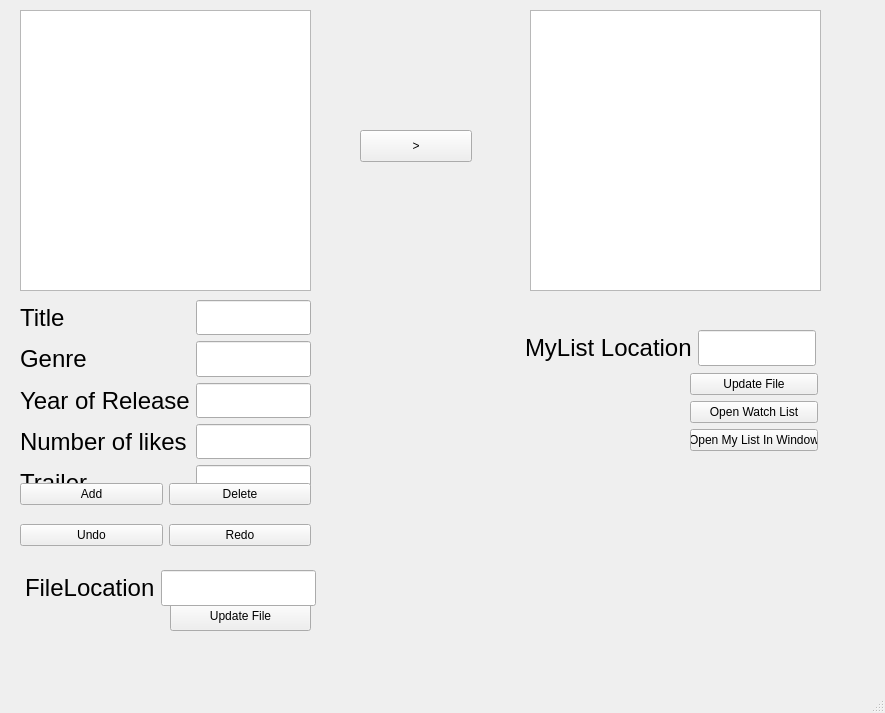
First picture: the form in Semester 2/OOP/Lab 12 final/Lab12/Lab12.ui, repository donpaul999/Assignments_UBB, before the edit.
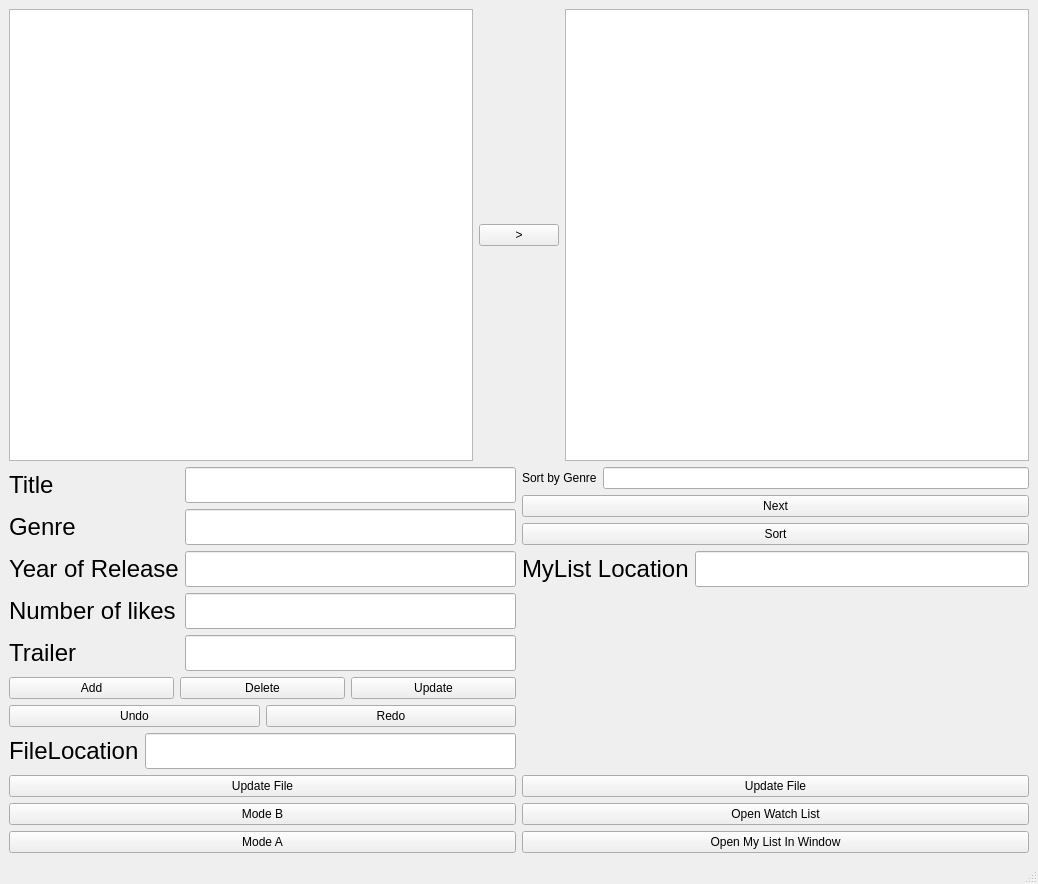
Second picture: the form after the edit.

```diff
--- a/Semester 2/OOP/Lab 12 final/Lab12/Lab12.ui
+++ b/Semester 2/OOP/Lab 12 final/Lab12/Lab12.ui
@@ -6,105 +6,39 @@
    <rect>
     <x>0</x>
     <y>0</y>
-    <width>885</width>
-    <height>713</height>
+    <width>1038</width>
+    <height>884</height>
    </rect>
   </property>
   <property name="windowTitle">
    <string>MainWindow</string>
   </property>
   <widget class="QWidget" name="centralwidget">
-   <widget class="QListWidget" name="movieListWidget">
-    <property name="geometry">
-     <rect>
-      <x>20</x>
-      <y>10</y>
-      <width>291</width>
-      <height>281</height>
-     </rect>
-    </property>
-   </widget>
-   <widget class="QPushButton" name="updateFileLocationButton">
-    <property name="geometry">
-     <rect>
-      <x>170</x>
-      <y>600</y>
-      <width>141</width>
-      <height>31</height>
-     </rect>
-    </property>
-    <property name="text">
-     <string>Update File</string>
-    </property>
-   </widget>
-   <widget class="QListWidget" name="myListWidget">
-    <property name="geometry">
-     <rect>
-      <x>530</x>
-      <y>10</y>
-      <width>291</width>
-      <height>281</height>
-     </rect>
-    </property>
-   </widget>
+   <layout class="QVBoxLayout" name="verticalLayout_9">
+    <item>
+     <layout class="QHBoxLayout" name="horizontalLayout_5">
+      <item>
+       <widget class="QListWidget" name="movieListWidget"/>
+      </item>
+      <item>
    <widget class="QPushButton" name="saveToMyListButton">
-    <property name="geometry">
-     <rect>
-      <x>360</x>
-      <y>130</y>
-      <width>112</width>
-      <height>32</height>
-     </rect>
-    </property>
     <property name="text">
      <string>&gt;</string>
     </property>
    </widget>
-   <widget class="QWidget" name="layoutWidget">
-    <property name="geometry">
-     <rect>
-      <x>525</x>
-      <y>330</y>
-      <width>291</width>
-      <height>37</height>
-     </rect>
-    </property>
-    <layout class="QFormLayout" name="formLayout_3">
-     <item row="0" column="0">
-      <widget class="QLabel" name="titleLabel_3">
-       <property name="font">
-        <font>
-         <pointsize>18</pointsize>
-        </font>
-       </property>
-       <property name="text">
-        <string>MyList Location</string>
-       </property>
-      </widget>
-     </item>
-     <item row="0" column="1">
-      <widget class="QLineEdit" name="fileLocationLineEdit_2">
-       <property name="font">
-        <font>
-         <pointsize>18</pointsize>
-        </font>
-       </property>
-       <property name="text">
-        <string/>
-       </property>
-      </widget>
-     </item>
-    </layout>
-   </widget>
-   <widget class="QWidget" name="layoutWidget">
-    <property name="geometry">
-     <rect>
-      <x>20</x>
-      <y>300</y>
-      <width>291</width>
-      <height>201</height>
-     </rect>
-    </property>
+      </item>
+      <item>
+       <widget class="QListWidget" name="myListWidget"/>
+      </item>
+     </layout>
+    </item>
+    <item>
+     <layout class="QHBoxLayout" name="horizontalLayout_4">
+      <item>
+       <layout class="QVBoxLayout" name="verticalLayout_7">
+        <item>
+         <layout class="QVBoxLayout" name="verticalLayout_5">
+          <item>
     <layout class="QFormLayout" name="formLayout">
      <item row="0" column="0">
       <widget class="QLabel" name="titleLabel">
@@ -212,17 +146,7 @@
       </widget>
      </item>
     </layout>
-   </widget>
-   <widget class="QWidget" name="layoutWidget">
-    <property name="geometry">
-     <rect>
-      <x>20</x>
-      <y>470</y>
-      <width>291</width>
-      <height>91</height>
-     </rect>
-    </property>
-    <layout class="QVBoxLayout" name="verticalLayout">
+          </item>
      <item>
       <layout class="QHBoxLayout" name="horizontalLayout">
        <item>
@@ -239,6 +163,15 @@
          </property>
         </widget>
        </item>
+            <item>
+             <widget class="QPushButton" name="updateButton">
+              <property name="text">
+               <string>Update</string>
+              </property>
+             </widget>
+            </item>
+           </layout>
+          </item>
       </layout>
      </item>
      <item>
@@ -259,17 +192,9 @@
        </item>
       </layout>
      </item>
-    </layout>
-   </widget>
-   <widget class="QWidget" name="layoutWidget">
-    <property name="geometry">
-     <rect>
-      <x>25</x>
-      <y>570</y>
-      <width>291</width>
-      <height>37</height>
-     </rect>
-    </property>
+        <item>
+         <layout class="QVBoxLayout" name="verticalLayout_6">
+          <item>
     <layout class="QFormLayout" name="formLayout_2">
      <item row="0" column="0">
       <widget class="QLabel" name="titleLabel_2">
@@ -296,17 +221,100 @@
       </widget>
      </item>
     </layout>
-   </widget>
-   <widget class="QWidget" name="layoutWidget">
-    <property name="geometry">
-     <rect>
-      <x>690</x>
-      <y>370</y>
-      <width>128</width>
-      <height>85</height>
-     </rect>
-    </property>
+          </item>
+          <item>
+           <widget class="QPushButton" name="updateFileLocationButton">
+            <property name="text">
+             <string>Update File</string>
+            </property>
+           </widget>
+          </item>
+         </layout>
+        </item>
+        <item>
+         <widget class="QPushButton" name="userButton">
+          <property name="text">
+           <string>Mode B</string>
+          </property>
+         </widget>
+        </item>
+        <item>
+         <widget class="QPushButton" name="adminButton">
+          <property name="text">
+           <string>Mode A</string>
+          </property>
+         </widget>
+        </item>
+       </layout>
+      </item>
+      <item>
+       <layout class="QVBoxLayout" name="verticalLayout_8">
+        <item>
+         <layout class="QVBoxLayout" name="verticalLayout_4">
+          <item>
+           <layout class="QHBoxLayout" name="horizontalLayout_3">
+            <item>
+             <widget class="QLabel" name="label">
+              <property name="text">
+               <string>Sort by Genre</string>
+              </property>
+             </widget>
+            </item>
+            <item>
+             <widget class="QLineEdit" name="genreToSortByLineEdit"/>
+            </item>
+           </layout>
+          </item>
+          <item>
+           <layout class="QVBoxLayout" name="verticalLayout">
+            <item>
+             <widget class="QPushButton" name="nextButton">
+              <property name="text">
+               <string>Next</string>
+              </property>
+             </widget>
+            </item>
+            <item>
+             <widget class="QPushButton" name="sortByGenreButton">
+              <property name="text">
+               <string>Sort</string>
+              </property>
+             </widget>
+            </item>
+           </layout>
+          </item>
+         </layout>
+        </item>
+        <item>
     <layout class="QVBoxLayout" name="verticalLayout_3">
+          <item>
+           <layout class="QFormLayout" name="formLayout_3">
+            <item row="0" column="1">
+             <widget class="QLineEdit" name="fileLocationLineEdit_2">
+              <property name="font">
+               <font>
+                <pointsize>18</pointsize>
+               </font>
+              </property>
+              <property name="text">
+               <string/>
+              </property>
+             </widget>
+            </item>
+            <item row="0" column="0">
+             <widget class="QLabel" name="titleLabel_3">
+              <property name="font">
+               <font>
+                <pointsize>18</pointsize>
+               </font>
+              </property>
+              <property name="text">
+               <string>MyList Location</string>
+              </property>
+             </widget>
+            </item>
+           </layout>
+          </item>
      <item>
       <layout class="QVBoxLayout" name="verticalLayout_2">
        <item>
@@ -333,7 +341,12 @@
       </layout>
      </item>
     </layout>
-   </widget>
+        </item>
+       </layout>
+      </item>
+     </layout>
+    </item>
+   </layout>
   </widget>
   <widget class="QMenuBar" name="menubar">
    <property name="geometry">
```
Left out of the diff: 4 changed lines with no effect on the pictures. Lines whose indentation alone changed are shown as unchanged.
